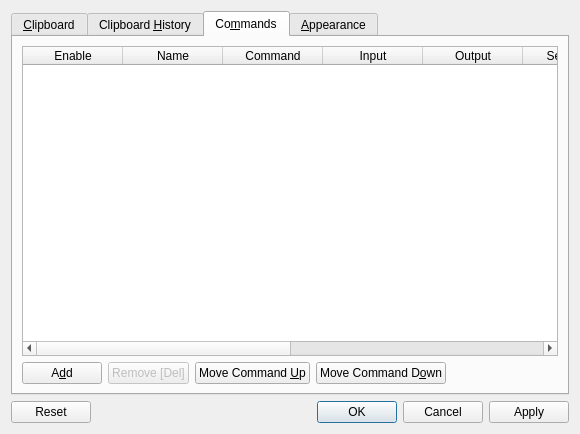
hluk/CopyQ, file src/configurationmanager.ui: the form before one commit.
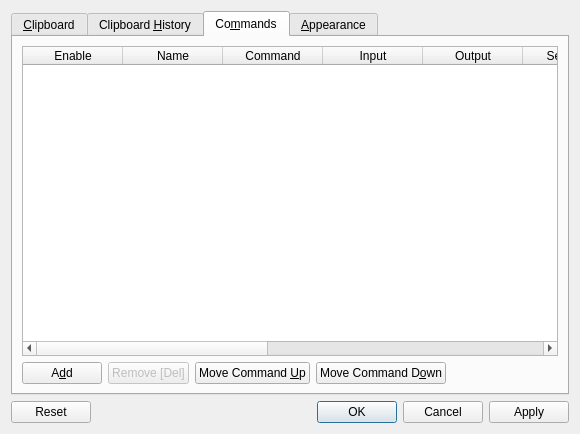
The form after the commit. The open tabs and pages were chosen to show the change.

Commit message: Automaticly run commands on new clipboard items ('Automatic' checkbox)

The edit to the form file:
```diff
--- a/src/configurationmanager.ui
+++ b/src/configurationmanager.ui
@@ -370,6 +370,14 @@
                <string>Command shortcut (e.g. Ctrl-X)</string>
               </property>
              </column>
+             <column>
+              <property name="text">
+               <string>Automatic</string>
+              </property>
+              <property name="toolTip">
+               <string>Run command on new clipboard items</string>
+              </property>
+             </column>
             </widget>
            </item>
            <item>
```
The commit also changes 7 other files.
